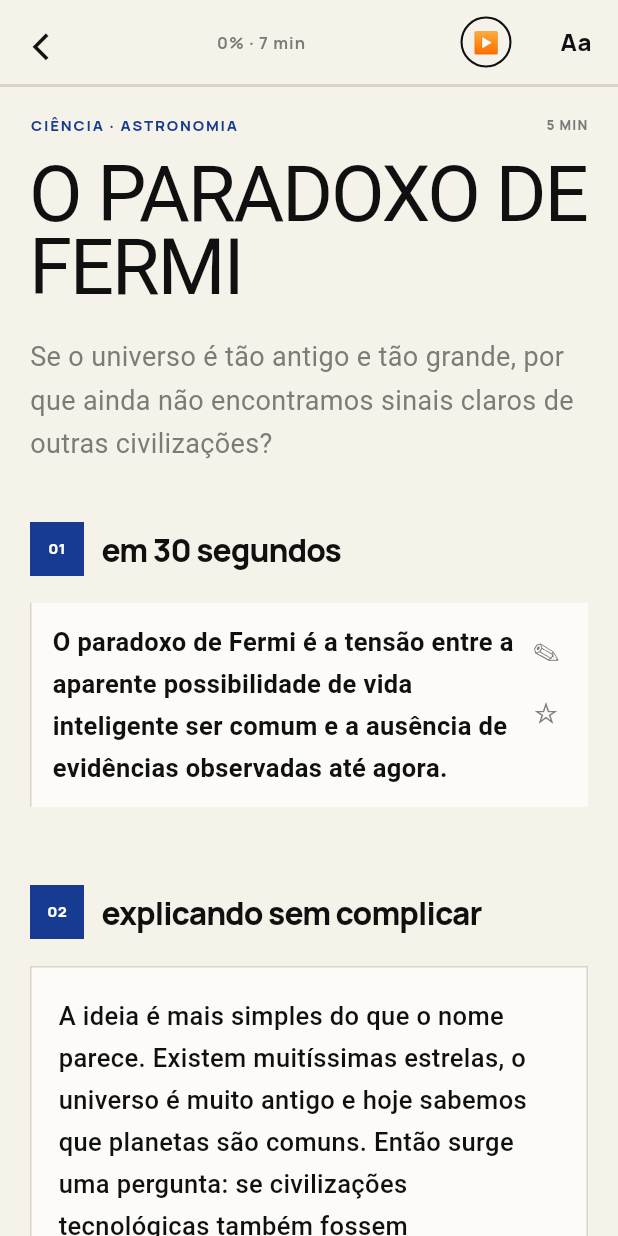
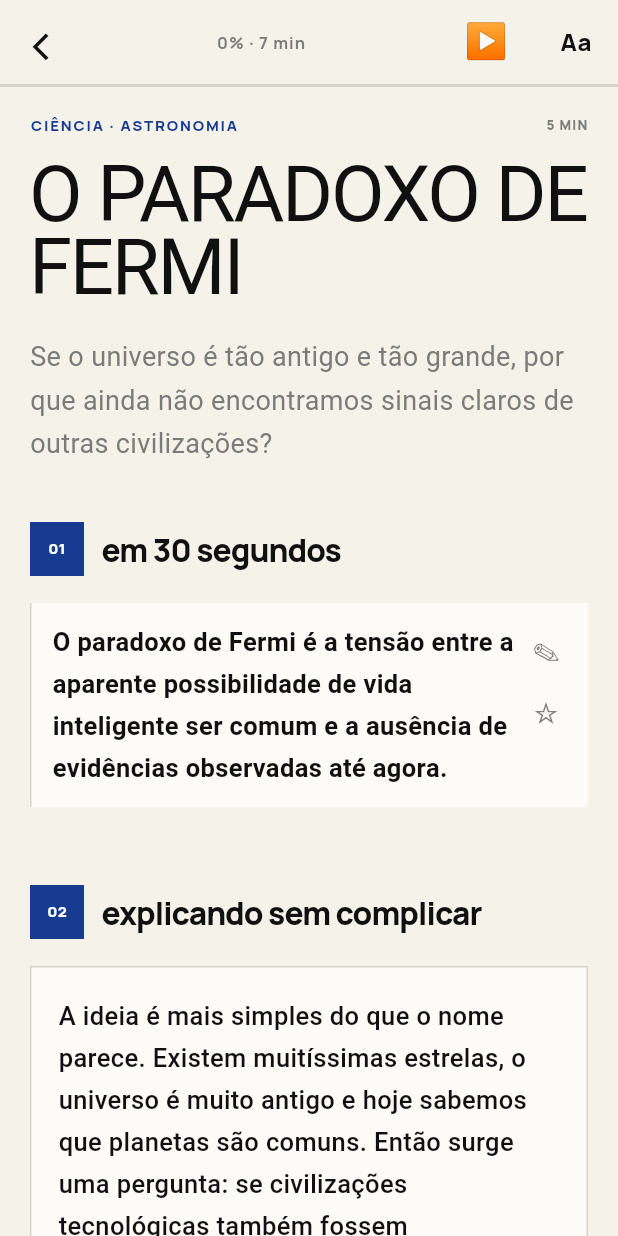
Before and after one commit to caueccipriano/repertorio-app, a Flutter app: the screen it shows after launch, scrolled down 998 dp, after a tap on "SAIA DA SUA BOLHA", on a phone screen of 412 x 824 dp. Run offline on Flutter 3.47's test engine with Material 3 defaults, Android fonts, the light colour scheme and no system bars; our stand-ins replace google_fonts, shared_preferences; missing offline and left inert: dart:js_interop; Roboto replaces fonts that are missing (Literata).

Commit message:
ui: simplify reader play control

```diff
--- a/lib/features/article/presentation/article_screen.dart
+++ b/lib/features/article/presentation/article_screen.dart
@@ -141,21 +141,13 @@ class _ArticleScreenState extends State<ArticleScreen> {
                 key: const ValueKey('reader-audio'),
                 onTap: () => _playAudioOrSpeech(audioMedia),
                 child: Center(
-                  child: Container(
-                    width: 34,
-                    height: 34,
-                    decoration: BoxDecoration(
-                      shape: BoxShape.circle,
-                      border: Border.all(color: palette.text, width: 1.4),
-                    ),
-                    alignment: Alignment.center,
-                    child: Text(
-                      '▶',
-                      style: TextStyle(
-                        color: palette.text,
-                        fontSize: 14,
-                        height: 1,
-                      ),
+                  child: Text(
+                    '▶',
+                    style: TextStyle(
+                      color: palette.text,
+                      fontSize: 23,
+                      height: 1,
+                      fontWeight: FontWeight.w600,
                     ),
                   ),
                 ),
```
